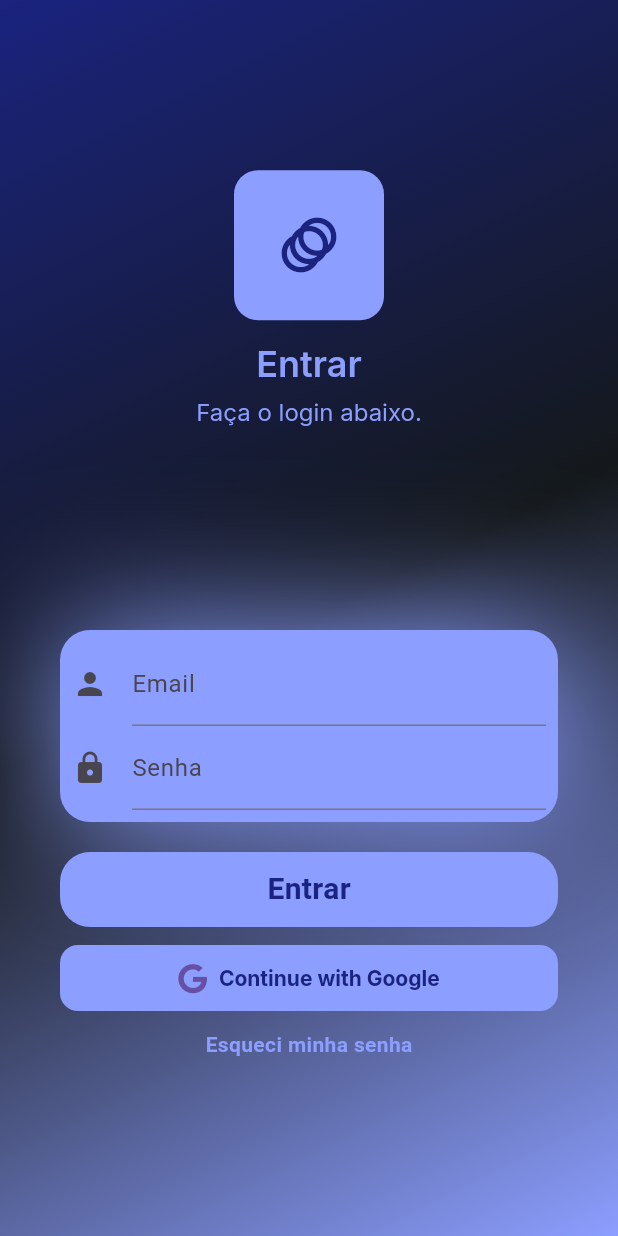
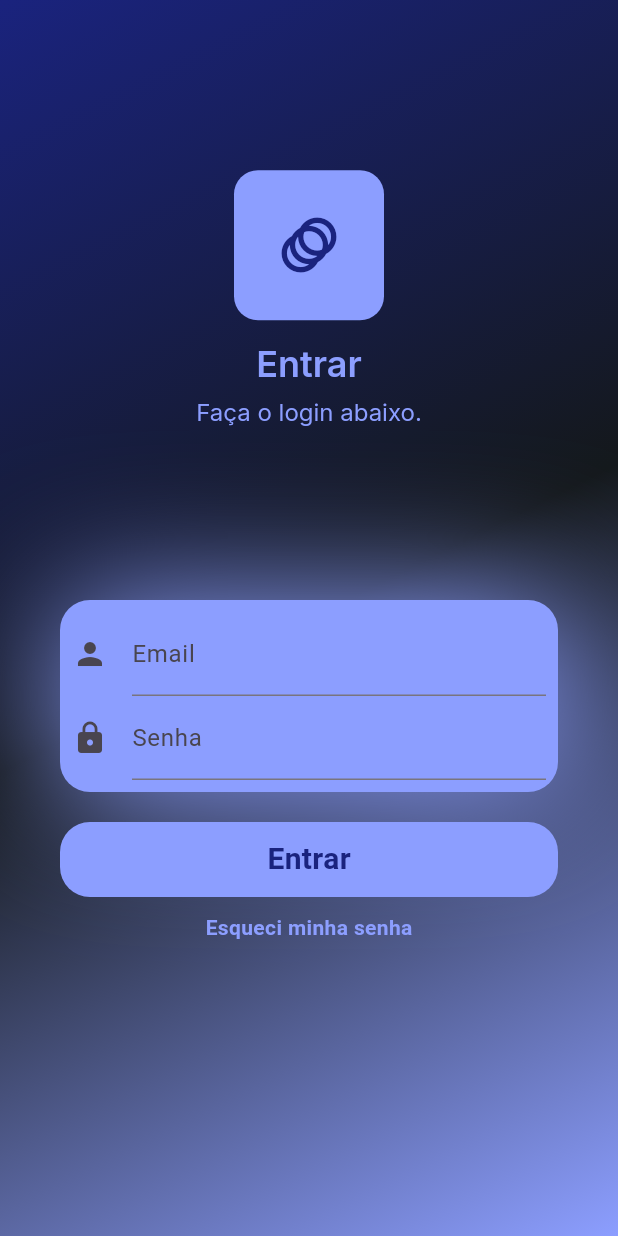
Before and after one commit to rodrignucleo/farm-manager, a Flutter app: the screen it shows after launch, on a phone screen of 412 x 824 dp. Run offline on Flutter 3.47's test engine with Material 3 defaults, Android fonts, the phone set to English and light mode, and no system bars; our stand-ins replace cloud_firestore, firebase_auth, firebase_core, flutter_keyboard_visibility, flutter_spinkit, font_awesome_flutter and 2 more; accounts and stored records are empty.

Commit message:
fix login screen

```diff
--- a/lib/login/login.dart
+++ b/lib/login/login.dart
@@ -1,7 +1,7 @@
 import 'dart:ui';
 
-import 'package:farm_manager/components/google_button.dart';
 import 'package:flutter/material.dart';
+import 'package:flutter_keyboard_visibility/flutter_keyboard_visibility.dart';
 import 'package:google_fonts/google_fonts.dart';
 
 import '../components/botao_animado.dart';
@@ -72,10 +72,11 @@ class _LoginState extends State<Login> with SingleTickerProviderStateMixin {
   @override
   Widget build(BuildContext context) {
     return Scaffold(
+      resizeToAvoidBottomInset: true,
       backgroundColor: const Color.fromRGBO(20, 24, 27, 1),
-      body: Center(
-        child: Container(
-          width: double.infinity,
+      body: KeyboardVisibilityBuilder(builder: (context, isKeyboardVisible) {
+        return Container(
+          // width: double.infinity,
           decoration: const BoxDecoration(
               gradient: LinearGradient(
             colors: [
@@ -93,7 +94,7 @@ class _LoginState extends State<Login> with SingleTickerProviderStateMixin {
                 animation: _animacaoBlur!,
                 builder: (context, widget) {
                   return SizedBox(
-                    height: 400,
+                    height: isKeyboardVisible ? 200 : 400,
                     child: BackdropFilter(
                       filter: ImageFilter.blur(
                         sigmaX: _animacaoBlur!.value,
@@ -147,12 +148,10 @@ class _LoginState extends State<Login> with SingleTickerProviderStateMixin {
                   );
                 },
               ),
-              SingleChildScrollView(
-                child: Column(
-                  children: [
-                    Padding(
-                      padding:
-                          const EdgeInsets.only(left: 40, right: 40, top: 20),
+              Align(
+                alignment: Alignment.centerLeft,
+                child: Padding(
+                  padding: const EdgeInsets.only(left: 40, right: 40),
                   child: Column(
                     children: [
                       AnimatedBuilder(
@@ -175,9 +174,7 @@ class _LoginState extends State<Login> with SingleTickerProviderStateMixin {
                             child: Column(
                               children: [
                                 TextFormField(
-                                      autofillHints: const [
-                                        AutofillHints.email
-                                      ],
+                                  autofillHints: const [AutofillHints.email],
                                   decoration: const InputDecoration(
                                     icon: Icon(Icons.person),
                                     labelText: 'Email',
@@ -197,9 +194,7 @@ class _LoginState extends State<Login> with SingleTickerProviderStateMixin {
                                 ),
                                 TextFormField(
                                   obscureText: true,
-                                      autofillHints: const [
-                                        AutofillHints.password
-                                      ],
+                                  autofillHints: const [AutofillHints.password],
                                   decoration: const InputDecoration(
                                     icon: Icon(Icons.lock),
                                     labelText: 'Senha',
@@ -227,10 +222,10 @@ class _LoginState extends State<Login> with SingleTickerProviderStateMixin {
                         emailAddress: emailValue,
                         password: passwordValue,
                       ),
-                          const SizedBox(height: 10),
-                          GoogleSignInButton(
-                            onPressed: () {},
-                          ),
+                      // const SizedBox(height: 10),
+                      // GoogleSignInButton(
+                      //   onPressed: () {},
+                      // ),
                       const SizedBox(height: 10),
                       FadeTransition(
                         opacity: _animacaoFade!,
@@ -245,13 +240,11 @@ class _LoginState extends State<Login> with SingleTickerProviderStateMixin {
                     ],
                   ),
                 ),
-                  ],
-                ),
               ),
             ],
           ),
-        ),
-      ),
+        );
+      }),
     );
   }
 }
--- a/pubspec.yaml
+++ b/pubspec.yaml
@@ -7,6 +7,7 @@ environment:
 dependencies:
   flutter:
     sdk: flutter
+  flutter_keyboard_visibility: ^6.0.0
   auto_size_text: 3.0.0
   cached_network_image: 3.4.1
   cached_network_image_platform_interface: 4.1.1
```
Also changed, not shown: pubspec.lock. Lines whose indentation alone changed are shown as unchanged.
